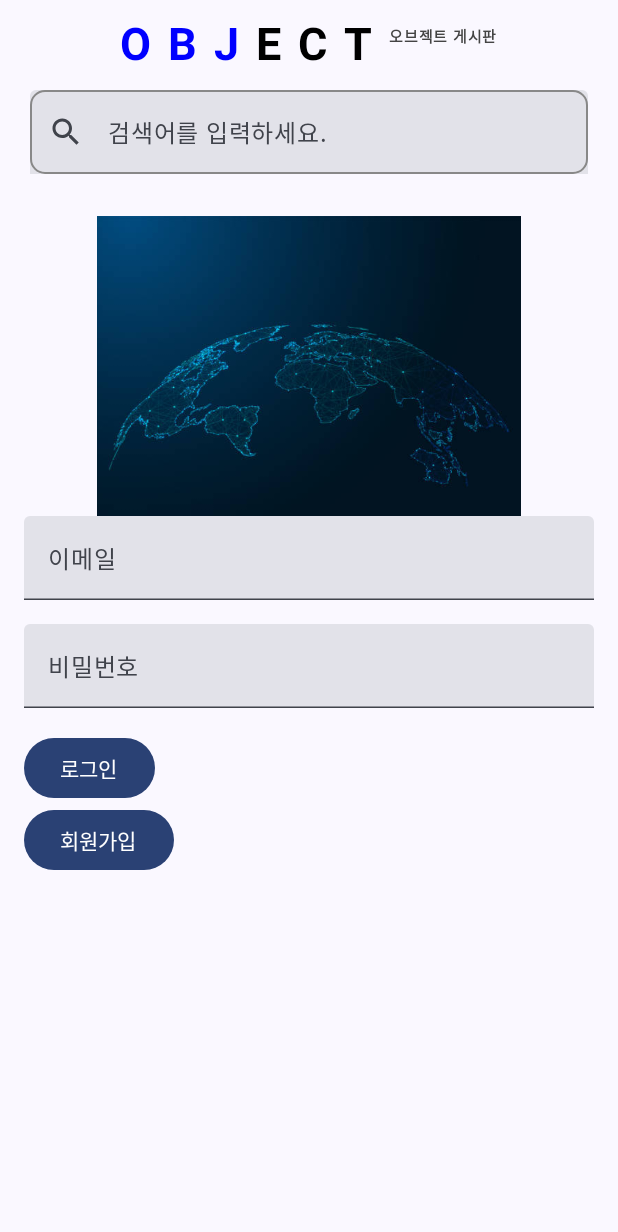
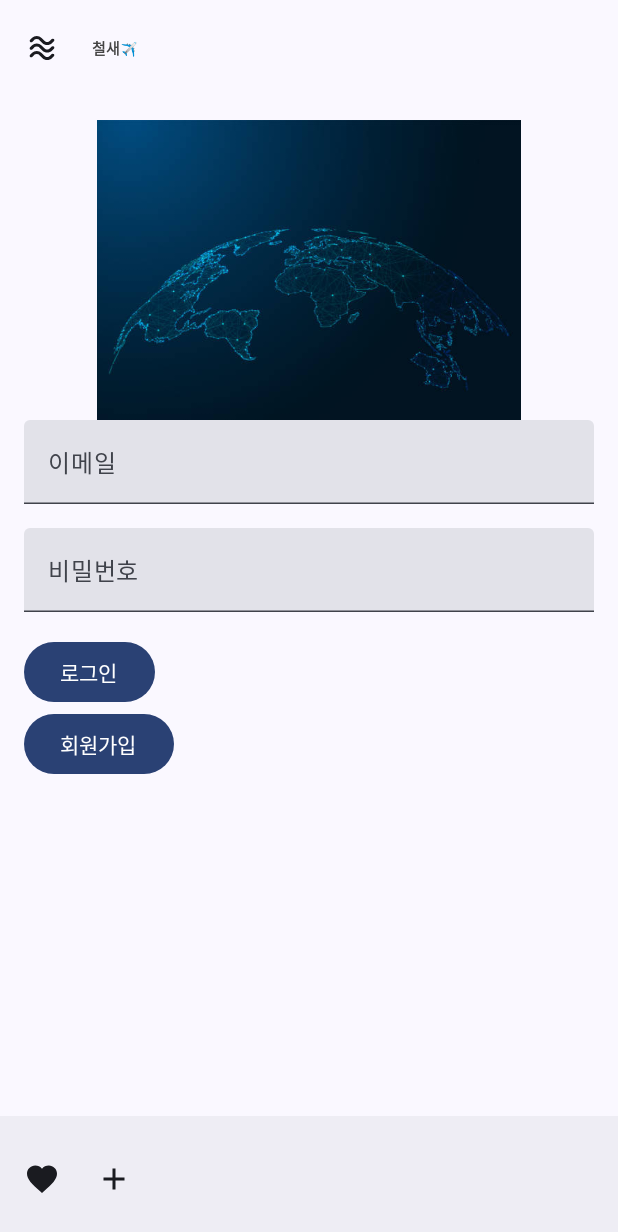
Before and after one commit to nyulnyul/SpringApiTestCleanArchitecture, an Android app built with Jetpack Compose: the screen it shows after launch (MainActivity), on a phone screen of 412 x 824 dp. Shown: the top 1232 px of the screen. Run offline under Robolectric (Android 15) with nearby library versions, the phone set to English and light mode, and no system bars; our stand-ins replace livedata-compose.

```diff
--- /dev/null
+++ b/app/src/main/java/com/example/springapitest/presentation/components/Drawer.kt
@@ -0,0 +1,4 @@
+package com.example.springapitest.presentation.components
+
+class Drawer {
+}
--- /dev/null
+++ b/app/src/main/java/com/example/springapitest/presentation/components/Home/homeScreen.kt
@@ -0,0 +1,4 @@
+package com.example.springapitest.presentation.components.Home
+
+class homeScreen {
+}
--- a/app/src/main/java/com/example/springapitest/presentation/components/SpringBootAPIApp.kt
+++ b/app/src/main/java/com/example/springapitest/presentation/components/SpringBootAPIApp.kt
@@ -12,13 +12,18 @@ import androidx.compose.foundation.layout.height
 import androidx.compose.foundation.layout.padding
 import androidx.compose.foundation.shape.RoundedCornerShape
 import androidx.compose.material.icons.Icons
+import androidx.compose.material.icons.filled.Add
+import androidx.compose.material.icons.filled.Favorite
 import androidx.compose.material.icons.filled.Search
+import androidx.compose.material3.BottomAppBar
 import androidx.compose.material3.ExperimentalMaterial3Api
 import androidx.compose.material3.Icon
+import androidx.compose.material3.IconButton
 import androidx.compose.material3.Scaffold
 import androidx.compose.material3.Text
 import androidx.compose.material3.TextField
 import androidx.compose.material3.TextFieldDefaults
+import androidx.compose.material3.TopAppBar
 import androidx.compose.runtime.Composable
 import androidx.compose.runtime.LaunchedEffect
 import androidx.compose.runtime.getValue
@@ -29,12 +34,14 @@ import androidx.compose.runtime.setValue
 import androidx.compose.ui.Alignment
 import androidx.compose.ui.Modifier
 import androidx.compose.ui.graphics.Color
+import androidx.compose.ui.res.painterResource
 import androidx.compose.ui.text.font.FontWeight
 import androidx.compose.ui.unit.dp
 import androidx.compose.ui.unit.sp
 import androidx.navigation.compose.NavHost
 import androidx.navigation.compose.composable
 import androidx.navigation.compose.rememberNavController
+import com.example.springapitest.R
 import com.example.springapitest.domain.model.Post
 import com.example.springapitest.presentation.viewmodel.LoginViewModel
 import com.example.springapitest.presentation.viewmodel.RegisterViewModel
@@ -56,14 +63,48 @@ fun RegisterApp() {
     }
 
     Scaffold(topBar = {
-        Column {
-            TopLogo()
-            SearchBar()
-            Spacer(modifier = Modifier.padding(6.dp))
+        TopAppBar(title = { Text(text = "철새✈️",
+            fontSize = 10.sp,
+            fontWeight = FontWeight.Bold,
+            modifier = Modifier.padding(5.dp),
+            color = Color.DarkGray) }
+        , navigationIcon = {
+            IconButton(onClick = {
+            }) {
+                Icon(
+                    painter = painterResource(id = R.drawable.menu),
+                    contentDescription = "back"
+                )
 
-        }
-    }) {
-        NavHost(navController = navController, startDestination = "login", modifier = Modifier.fillMaxSize().padding(it)){
+            }},
+
+            )
+
+//        Column {
+//            TopLogo()
+//            SearchBar()
+//            Spacer(modifier = Modifier.padding(6.dp))
+//
+//
+//        }
+    },
+
+        bottomBar = {
+            BottomAppBar(
+
+            ) {
+                IconButton(onClick = {}) {
+                    Icon(Icons.Default.Favorite, contentDescription = "Favorite")
+                }
+                IconButton(onClick = {}) {
+                    Icon(Icons.Default.Add, contentDescription = "Add")
+                }
+            }
+        }) {
+        SearchBar()
+        NavHost(navController = navController, startDestination = "login", modifier = Modifier
+            .fillMaxSize()
+            .padding(it)){
             composable("login"){
                 LoginScreen(navController = navController, viewModel = LoginViewModel())
             }
@@ -95,61 +136,21 @@ fun TopLogo() {
                 .fillMaxWidth()
                 .height(60.dp), contentAlignment = Alignment.Center
         ) {
-            Row {
+
+
                 Text(
-                    "O",
-                    fontSize = 30.sp,
-                    fontWeight = FontWeight.Bold,
-                    modifier = Modifier.padding(5.dp),
-                    color = Color.Blue
-                )
-                Text(
-                    "B",
-                    fontSize = 30.sp,
-                    fontWeight = FontWeight.Bold,
-                    modifier = Modifier.padding(5.dp),
-                    color = Color.Blue
-                )
-                Text(
-                    "J",
-                    fontSize = 30.sp,
-                    fontWeight = FontWeight.Bold,
-                    modifier = Modifier.padding(5.dp),
-                    color = Color.Blue
-                )
-                Text(
-                    "E",
-                    fontSize = 30.sp,
-                    fontWeight = FontWeight.Bold,
-                    modifier = Modifier.padding(5.dp),
-                    color = Color.Black
-                )
-                Text(
-                    "C",
-                    fontSize = 30.sp,
-                    fontWeight = FontWeight.Bold,
-                    modifier = Modifier.padding(5.dp),
-                    color = Color.Black
-                )
-                Text(
-                    "T",
-                    fontSize = 30.sp,
-                    fontWeight = FontWeight.Bold,
-                    modifier = Modifier.padding(5.dp),
-                    color = Color.Black
-                )
-                Text(
-                    text = "오브젝트 게시판",
+                    text = "철새",
                     fontSize = 10.sp,
                     fontWeight = FontWeight.Bold,
                     modifier = Modifier.padding(5.dp),
                     color = Color.DarkGray
                 )
 
+
             }
         }
     }
-}
+
 
 @OptIn(ExperimentalMaterial3Api::class)
 @Composable
--- /dev/null
+++ b/app/src/main/java/com/example/springapitest/presentation/components/mypage/mypageScreen.kt
@@ -0,0 +1,4 @@
+package com.example.springapitest.presentation.components.mypage
+
+class mypageScreen {
+}
--- /dev/null
+++ b/app/src/main/java/com/example/springapitest/presentation/components/plan/PlanScreen.kt
@@ -0,0 +1,4 @@
+package com.example.springapitest.presentation.components.plan
+
+class PlanScreen {
+}
--- /dev/null
+++ b/app/src/main/java/com/example/springapitest/presentation/components/share/ShareScreen.kt
@@ -0,0 +1,4 @@
+package com.example.springapitest.presentation.components.share
+
+class ShareScreen {
+}
--- /dev/null
+++ b/app/src/main/res/drawable/airplane.xml
@@ -0,0 +1,5 @@
+<vector android:autoMirrored="true" android:height="24dp"
+    android:tint="#8C9FFA" android:viewportHeight="24"
+    android:viewportWidth="24" android:width="24dp" xmlns:android="http://schemas.android.com/apk/res/android">
+    <path android:fillColor="@android:color/white" android:pathData="M20.19,4H4C2.9,4 2.01,4.9 2.01,6v4C3.11,10 4,10.9 4,12s-0.89,2 -2,2v4c0,1.1 0.9,2 2,2h16c1.1,0 2,-0.9 2,-2V6C22,4.9 21.19,4 20.19,4zM17.73,13.3l-8.86,2.36l-1.66,-2.88l0.93,-0.25l1.26,0.99l2.39,-0.64l-2.4,-4.16l1.4,-0.38l4.01,3.74l2.44,-0.65c0.51,-0.14 1.04,0.17 1.18,0.68C18.55,12.62 18.25,13.15 17.73,13.3z"/>
+</vector>
--- /dev/null
+++ b/app/src/main/res/drawable/forward_24.xml
@@ -0,0 +1,5 @@
+<vector android:autoMirrored="true" android:height="24dp"
+    android:tint="#212121" android:viewportHeight="24"
+    android:viewportWidth="24" android:width="24dp" xmlns:android="http://schemas.android.com/apk/res/android">
+    <path android:fillColor="@android:color/white" android:pathData="M12,4l-1.41,1.41L16.17,11H4v2h12.17l-5.58,5.59L12,20l8,-8z"/>
+</vector>
--- /dev/null
+++ b/app/src/main/res/drawable/menu.xml
@@ -0,0 +1,5 @@
+<vector android:height="24dp" android:tint="#212121"
+    android:viewportHeight="960" android:viewportWidth="960"
+    android:width="24dp" xmlns:android="http://schemas.android.com/apk/res/android">
+    <path android:fillColor="@android:color/white" android:pathData="M750,346Q723,373 688,387Q653,401 618,401Q583,401 549,387.5Q515,374 488,346L413,271Q398,256 379,248.5Q360,241 340,241Q320,241 301,248.5Q282,256 267,271L220,318Q208,330 192,329.5Q176,329 164,317Q152,305 152,288.5Q152,272 164,260L210,214Q237,187 271,173.5Q305,160 340,160Q375,160 408.5,173.5Q442,187 469,214L544,289Q560,305 579,312.5Q598,320 618,320Q638,320 657.5,312.5Q677,305 693,289L740,242Q752,230 768.5,230Q785,230 797,242Q809,254 809,270.5Q809,287 797,299L750,346ZM750,546Q723,573 688.5,586.5Q654,600 619,600Q584,600 549.5,586.5Q515,573 488,546L413,471Q398,456 379,448.5Q360,441 340,441Q320,441 301,448.5Q282,456 267,471L220,518Q209,529 192.5,529.5Q176,530 164,518Q152,507 151.5,490Q151,473 163,461L210,414Q237,387 271,373.5Q305,360 340,360Q375,360 408.5,373.5Q442,387 469,414L544,489Q560,505 579,512.5Q598,520 618,520Q638,520 657.5,512.5Q677,505 693,489L740,442Q752,430 768.5,430Q785,430 797,442Q809,454 809,470.5Q809,487 797,499L750,546ZM749,746Q722,773 688,786.5Q654,800 619,800Q584,800 549.5,786.5Q515,773 488,746L412,671Q397,656 378,648.5Q359,641 339,641Q319,641 300,648.5Q281,656 266,671L219,718Q208,729 191.5,729.5Q175,730 163,718Q152,707 152,690Q152,673 163,662L210,614Q237,587 271,573.5Q305,560 340,560Q375,560 408.5,573.5Q442,587 469,614L544,689Q560,705 579.5,712.5Q599,720 619,720Q639,720 658,712.5Q677,705 693,689L740,642Q752,630 768,630.5Q784,631 796,643Q807,655 807.5,671Q808,687 796,699L749,746Z"/>
+</vector>
```
Also changed, not shown: app/build.gradle.kts (+7 -0 lines), app/src/main/java/com/example/springapitest/domain/model/NavigationDrawerItem.kt (added, +9 -0 lines), app/src/main/java/com/example/springapitest/presentation/components/IronBirdApp.kt (added, +48 -0 lines), app/src/main/java/com/example/springapitest/presentation/components/bottomNav/BottomBarScreen.kt (added, +36 -0 lines), app/src/main/java/com/example/springapitest/presentation/components/bottomNav/BottomNavGraph.kt (added, +32 -0 lines), app/src/main/java/com/example/springapitest/presentation/components/createDrawerItem.kt (added, +11 -0 lines), app/src/main/java/com/example/springapitest/presentation/components/navigation/SATNavController.kt (added, +67 -0 lines).
